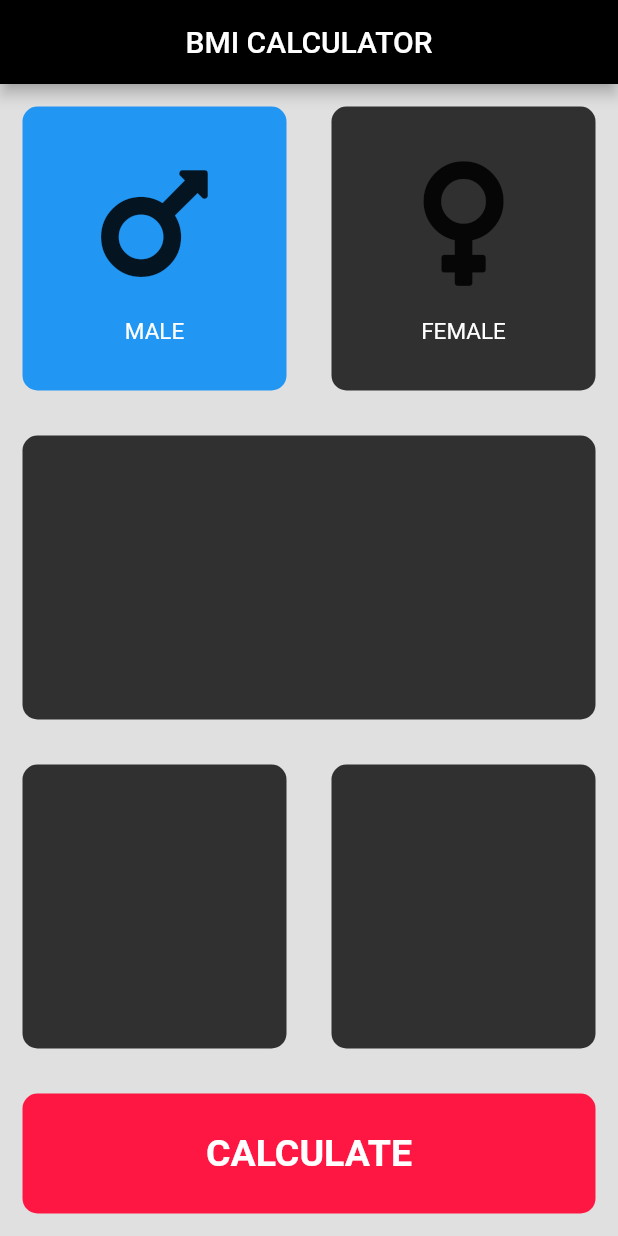
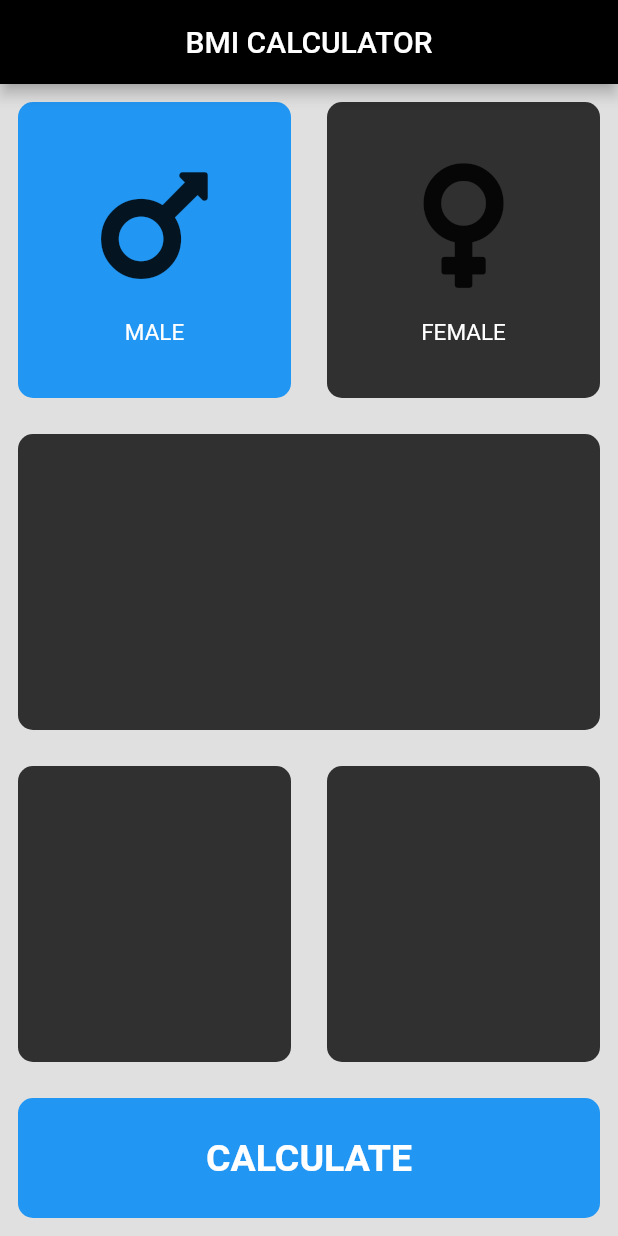
Before and after one commit to rohitsinghkcodes/BMI-Calculator, a Flutter app: the screen it shows after launch, after a tap on "MALE", on a phone screen of 412 x 824 dp. Run offline on Flutter 3.47's test engine with Material 2 defaults, Android fonts, the phone set to English and light mode, and no system bars; our stand-ins replace font_awesome_flutter.

Commit message:
2/3 part done

```diff
--- a/lib/InputPage.dart
+++ b/lib/InputPage.dart
@@ -2,16 +2,7 @@ import 'package:flutter/material.dart';
 import 'package:font_awesome_flutter/font_awesome_flutter.dart';
 import 'IconContent.dart';
 import 'ReusableCard.dart';
-
-const bootomContHeight = 80.0;
-//Color1: app container color
-const color1 = Color(0xFF303030);
-//Color2: bottom container color/active card indicator color
-const color2 = Color(0xFFFF1744);
-//Color2: active color for male
-const color3 = Colors.blue;
-//Color2: active color for female
-const color4 = Color(0xFFEB1555);
+import 'constants.dart';
 
 enum GengerSelection { male, female }
 
@@ -21,11 +12,16 @@ class InputPage extends StatefulWidget {
 }
 
 class _InputPageState extends State<InputPage> {
-
-  GengerSelection gengerSelected;
+  GengerSelection genderSelected;
 
   @override
   Widget build(BuildContext context) {
+    var boxDecoration = BoxDecoration(
+      borderRadius: BorderRadius.circular(10.0),
+      color: genderSelected == GengerSelection.male
+          ? color3
+          : genderSelected == GengerSelection.female ? color2 : color1,
+    );
     return Scaffold(
       appBar: AppBar(
         title: Center(child: Text('BMI CALCULATOR')),
@@ -36,34 +32,34 @@ class _InputPageState extends State<InputPage> {
             child: Row(
               children: <Widget>[
                 Expanded(
-                  child: GestureDetector(
-                    onTap: () {
+                  child: ReusableCard(
+                    onpress: () {
                       setState(() {
-                        gengerSelected = GengerSelection.male;
+                        genderSelected = GengerSelection.male;
                       });
                     },
-                    child: ReusableCard(
-                      colorSelected: gengerSelected == GengerSelection.male ? color3 : color1,
+                    colorSelected: genderSelected == GengerSelection.male
+                        ? color3
+                        : color1,
                     cardChild: IconContent(
                       genicon: FontAwesomeIcons.mars,
                       gender: 'MALE',
                     ),
                   ),
                 ),
-                ),
                 Expanded(
-                  child: GestureDetector(
-                    onTap: () {
+                  child: ReusableCard(
+                    onpress: () {
                       setState(() {
-                        gengerSelected = GengerSelection.female;
+                        genderSelected = GengerSelection.female;
                       });
                     },
-                    child: ReusableCard(
-                      colorSelected: gengerSelected == GengerSelection.female ? color2 : color1,
+                    colorSelected: genderSelected == GengerSelection.female
+                        ? color2
+                        : color1,
                     cardChild: IconContent(
                       genicon: FontAwesomeIcons.venus,
                       gender: 'FEMALE',
-                      ),
                     ),
                   ),
                 ),
@@ -80,13 +76,10 @@ class _InputPageState extends State<InputPage> {
             ),
           ),
           Container(
-            decoration: BoxDecoration(
-              borderRadius: BorderRadius.circular(10.0),
-              color: color2,
-            ),
-            margin: EdgeInsets.all(15.0),
+            decoration: boxDecoration,
+            margin: EdgeInsets.all(12.0),
             width: double.infinity,
-            height: bootomContHeight,
+            height: kBootomContHeight,
             child: Center(
               child: Text(
                 'CALCULATE',
--- a/lib/ReusableCard.dart
+++ b/lib/ReusableCard.dart
@@ -1,19 +1,23 @@
 import 'package:flutter/material.dart';
 
 class ReusableCard extends StatelessWidget {
-  ReusableCard({@required this.colorSelected, this.cardChild});
+  ReusableCard({@required this.colorSelected, this.cardChild,this.onpress});
 
   final Color colorSelected;
   final Widget cardChild;
+  final Function onpress;
 
   @override
   Widget build(BuildContext context) {
-    return Container(
-      child: cardChild,
-      margin: EdgeInsets.all(15.0),
-      decoration: BoxDecoration(
-        borderRadius: BorderRadius.circular(10.0),
-        color: colorSelected,
+    return GestureDetector(
+      onTap: onpress,
+          child: Container(
+        child: cardChild,
+        margin: EdgeInsets.all(12.0),
+        decoration: BoxDecoration(
+          borderRadius: BorderRadius.circular(10.0),
+          color: colorSelected,
+        ),
       ),
     );
   }
--- /dev/null
+++ b/lib/constants.dart
@@ -0,0 +1,11 @@
+import 'package:flutter/material.dart';
+
+const kBootomContHeight = 80.0;
+//Color1: app container color
+const color1 = Color(0xFF303030);
+//Color2: bottom container color/active card indicator color
+const color2 = Color(0xFFFF1744);
+//Color2: active color for male
+const color3 = Colors.blue;
+//Color2: active color for female
+const color4 = Color(0xFFEB1555);
```
Lines whose indentation alone changed are shown as unchanged.
